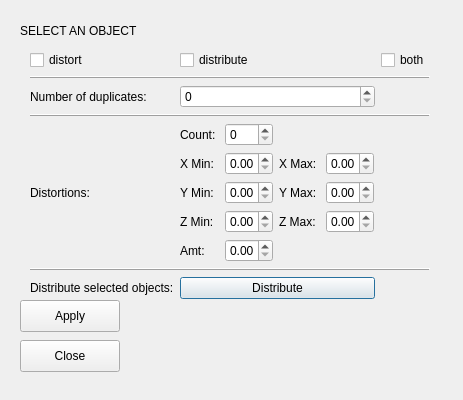
nMDaas/MayaPlugins, file PlantGenerator/gui.ui: the form before one commit.
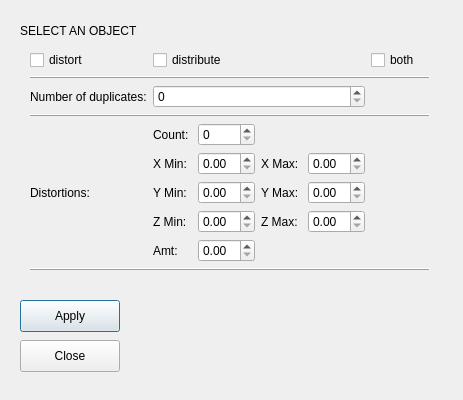
The form after the commit.

Commit message: removed distribute selected objects option gui again

```diff
--- a/PlantGenerator/gui.ui
+++ b/PlantGenerator/gui.ui
@@ -211,30 +211,6 @@
                     </widget>
                 </item>
 
-                <!--row 6 -->
-                <item row="6" column="0">
-                    <widget class="QLabel" name="label_1">
-                        <property name="text">
-                            <string>Distribute selected objects:</string>
-                        </property>
-                    </widget>
-                </item>
-                <item row="6" column="1">
-                    <widget class="QPushButton" name="distribute_button">
-                    <property name="geometry">
-                        <rect>
-                            <x>20</x>
-                            <y>300</y>
-                            <width>100</width>
-                            <height>32</height>
-                        </rect>
-                    </property>
-                    <property name="text">
-                        <string>Distribute</string>
-                    </property>
-                </widget>
-                </item>
-
                  <!-- row 12 -->
                 <item row="12" column="0">
                     <widget class="QLabel" name="warnings">
```
The commit also changes 2 other files.
